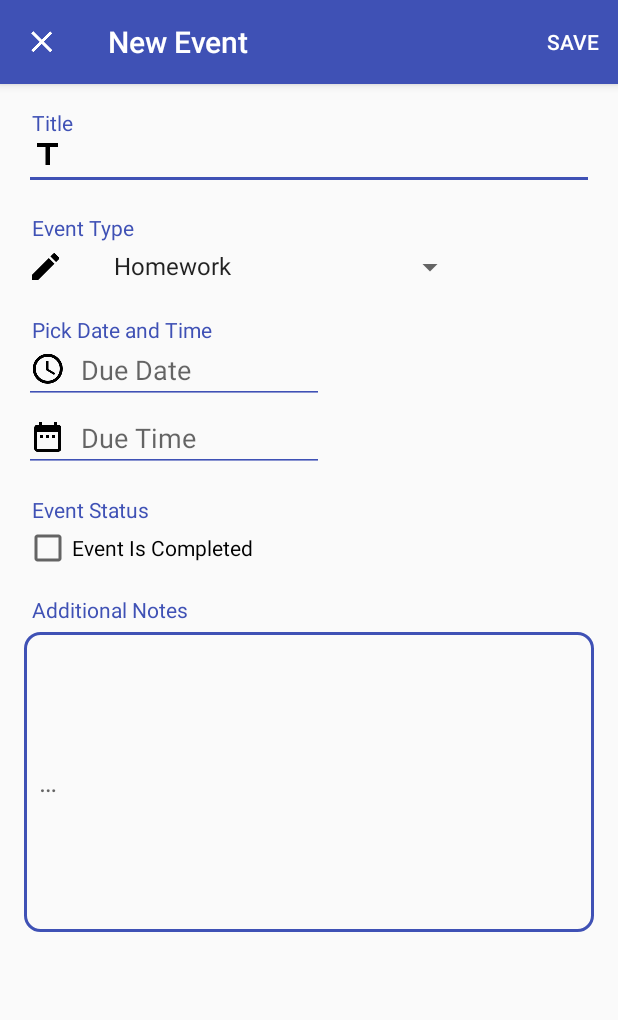
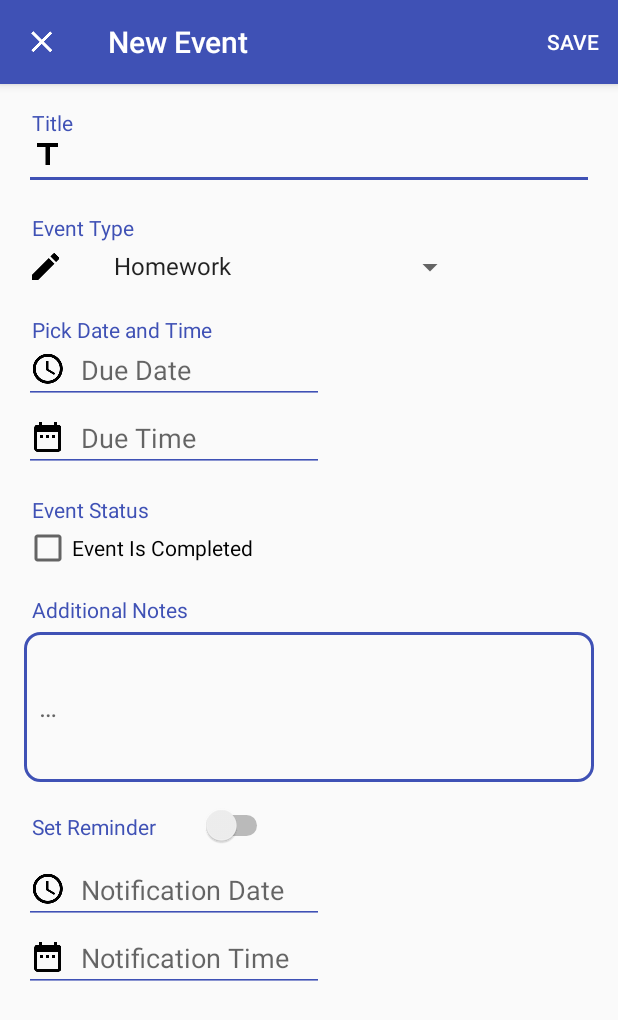
Before and after one commit to RafhaanShah/Study-Assistant, an Android app: the ScheduleItemActivity screen opened directly, with no data from a screen before it, on a phone screen of 412 x 824 dp. Shown: the top 1020 px of the screen. Run offline under Robolectric (Android 15) with nearby library versions, the phone set to English and light mode, and no system bars; libraries missing offline, so code that uses them is left out: io.realm; 1 statement that could not run was skipped.

Commit message:
Add notification views, separate Notifier methods. Edit Flash Card list view.

```diff
--- a/app/src/main/java/com/rafhaanshah/studyassistant/MainActivity.java
+++ b/app/src/main/java/com/rafhaanshah/studyassistant/MainActivity.java
@@ -336,7 +336,6 @@ public class MainActivity extends AppCompatActivity {
             startActivityForResult(Intent.createChooser(intent, getString(R.string.pdf_select)), REQUEST_LECTURE);
         } catch (ActivityNotFoundException e) {
             Toast.makeText(getApplicationContext(), getString(R.string.error_file_picker), Toast.LENGTH_SHORT).show();
-            e.printStackTrace();
         }
     }
 
--- a/app/src/main/java/com/rafhaanshah/studyassistant/notifications/NotificationReceiver.java
+++ b/app/src/main/java/com/rafhaanshah/studyassistant/notifications/NotificationReceiver.java
@@ -19,6 +19,7 @@ public class NotificationReceiver extends BroadcastReceiver {
             //TODO: Boot completed, set notifications again
 
         } else if (intent.getAction().equals(ACTION_NOTIFICATION)) {
+            // Show the notification for the event
             Notifier.showNotification(context, intent);
         }
     }
--- a/app/src/main/java/com/rafhaanshah/studyassistant/schedule/ScheduleItemActivity.java
+++ b/app/src/main/java/com/rafhaanshah/studyassistant/schedule/ScheduleItemActivity.java
@@ -19,12 +19,12 @@ import android.widget.CheckBox;
 import android.widget.DatePicker;
 import android.widget.EditText;
 import android.widget.Spinner;
+import android.widget.Switch;
 import android.widget.TextView;
 import android.widget.TimePicker;
 import android.widget.Toast;
 
 import com.rafhaanshah.studyassistant.R;
-import com.rafhaanshah.studyassistant.notifications.Notifier;
 import com.rafhaanshah.studyassistant.utils.HelperUtils;
 
 import java.text.DateFormat;
@@ -52,8 +52,9 @@ public class ScheduleItemActivity extends AppCompatActivity {
     private Realm realm;
     private ScheduleItem item;
     private SimpleDateFormat timeFormat, dateFormat, dateTimeFormat;
-    private TextView timeText, dateText;
+    private TextView timeText, dateText, notificationTimeText, notificationDateText;
     private CheckBox checkBox;
+    private Switch notificationSwitch;
 
     public static Intent getStartIntent(Context context, int ID) {
         Intent intent = new Intent(context, ScheduleItemActivity.class);
@@ -83,6 +84,9 @@ public class ScheduleItemActivity extends AppCompatActivity {
         timeText = findViewById(R.id.tv_time);
         dateText = findViewById(R.id.tv_date);
         checkBox = findViewById(R.id.checkBox);
+        notificationTimeText = findViewById(R.id.tv_notification_time);
+        notificationDateText = findViewById(R.id.tv_notification_date);
+        notificationSwitch = findViewById(R.id.switch_notification);
 
         itemID = getIntent().getIntExtra(EXTRA_ITEM_ID, 0);
         if (itemID == 0) {
@@ -115,6 +119,7 @@ public class ScheduleItemActivity extends AppCompatActivity {
     @Override
     public boolean onSupportNavigateUp() {
         finish();
+        super.onSupportNavigateUp();
         overridePendingTransition(R.anim.slide_to_bottom, R.anim.slide_from_top);
         return true;
     }
@@ -291,11 +296,7 @@ public class ScheduleItemActivity extends AppCompatActivity {
                 .show();
     }
 
-    public void setNotification(View view) {
-        Notifier.setNotification(ScheduleItemActivity.this, itemID, "Testing Title", "Event is in XXX hours", 1);
-        finish();
-    }
-
+    //TODO: Cleaner date time parsing, set notification views and alarm
     public void pickDate(View view) {
         HelperUtils.hideSoftKeyboard(ScheduleItemActivity.this, view);
 
--- a/app/src/main/res/layout/activity_schedule_item.xml
+++ b/app/src/main/res/layout/activity_schedule_item.xml
@@ -138,15 +138,71 @@
 
             <EditText
                 android:id="@+id/et_notes"
-                style="@style/Widget.AppCompat.EditText"
                 android:layout_width="match_parent"
-                android:layout_height="200dp"
+                android:layout_height="100dp"
                 android:background="@drawable/rounded_border"
                 android:hint="@string/blank_text"
                 android:inputType="textCapSentences|textMultiLine"
                 android:maxLength="250"
                 android:paddingEnd="10dp"
                 android:paddingStart="10dp" />
+
+            <RelativeLayout
+                android:layout_width="match_parent"
+                android:layout_height="wrap_content">
+
+                <TextView
+                    android:id="@+id/tv_notification_date_time_hint"
+                    android:layout_width="wrap_content"
+                    android:layout_height="wrap_content"
+                    android:layout_marginBottom="10dp"
+                    android:layout_marginStart="5dp"
+                    android:layout_marginTop="20dp"
+                    android:text="@string/notification_switch"
+                    android:textColor="@color/colorPrimary" />
+
+                <EditText
+                    android:id="@+id/tv_notification_date"
+                    android:layout_width="wrap_content"
+                    android:layout_height="wrap_content"
+                    android:layout_below="@id/tv_notification_date_time_hint"
+                    android:backgroundTint="@color/colorPrimary"
+                    android:cursorVisible="false"
+                    android:drawablePadding="10dp"
+                    android:drawableStart="@drawable/ic_access_time_black_24dp"
+                    android:focusable="false"
+                    android:focusableInTouchMode="false"
+                    android:hint="@string/notification_date"
+                    android:inputType="datetime"
+                    android:minWidth="200dp"
+                    android:onClick="pickDate" />
+
+
+                <EditText
+                    android:id="@+id/tv_notification_time"
+                    android:layout_width="wrap_content"
+                    android:layout_height="wrap_content"
+                    android:layout_below="@id/tv_notification_date"
+                    android:backgroundTint="@color/colorPrimary"
+                    android:cursorVisible="false"
+                    android:drawablePadding="10dp"
+                    android:drawableStart="@drawable/ic_date_range_black_24dp"
+                    android:focusable="false"
+                    android:focusableInTouchMode="false"
+                    android:hint="@string/notification_time"
+                    android:inputType="datetime"
+                    android:minWidth="200dp"
+                    android:onClick="pickTime" />
+
+                <Switch
+                    android:id="@+id/switch_notification"
+                    android:layout_width="wrap_content"
+                    android:layout_height="wrap_content"
+                    android:layout_marginStart="30dp"
+                    android:layout_marginTop="15dp"
+                    android:layout_toEndOf="@id/tv_notification_date_time_hint" />
+
+            </RelativeLayout>
 
             <Button
                 android:id="@+id/btn_delete_event"
--- a/app/src/main/res/layout/fragment_flash_card_set_list.xml
+++ b/app/src/main/res/layout/fragment_flash_card_set_list.xml
@@ -9,6 +9,7 @@
         android:id="@+id/fragment_recycler_view"
         android:layout_width="match_parent"
         android:layout_height="match_parent"
+        android:layout_margin="2dp"
         android:layoutAnimation="@anim/layout_animation_from_bottom"
         android:scrollbars="vertical"
         app:layout_constraintBottom_toBottomOf="parent"
--- a/app/src/main/res/values/strings.xml
+++ b/app/src/main/res/values/strings.xml
@@ -23,9 +23,10 @@
     <string name="error_blank">Error: Enter some text</string>
     <string name="error_characters">Invalid characters entered</string>
     <string name="error_file_added">Error: File already added</string>
-    <string name="error_file_picker">Error: File picker app not installed</string>
+    <string name="error_file_picker">Error: No file browser app installed</string>
     <string name="error_inaccessible_file">"Error: File may not be accessible"</string>
     <string name="error_invalid_file">Error: Not a PDF</string>
+    <string name="error_notification_time">Reminder time cannot be in the past</string>
     <string name="error_out_of_bounds">Error: That card number does not exist</string>
     <string name="error_pdf">Error: No PDF reader app installed</string>
     <string name="error_rename">File with that name already exists</string>
@@ -58,7 +59,11 @@
     <string name="new_event">New Event</string>
     <string name="new_flash">New Flash Card Set</string>
     <string name="no">No</string>
+    <string name="notification_date">Notification Date</string>
+    <string name="notification_time">Notification Time</string>
+    <string name="notification_switch">Set Reminder</string>
     <string name="pdf_select">Select a PDF file</string>
+    <string name="pdf_reader_select">Select a PDF Reader App</string>
     <string name="pick_date_time">Pick Date and Time</string>
     <string name="rename_file">Rename File</string>
     <string name="rename_flash_card_set">Rename Flash Card Set</string>
```
Also changed, not shown: app/src/main/java/com/rafhaanshah/studyassistant/flashcards/FlashCardSetRecyclerAdapter.java (+5 -5 lines), app/src/main/java/com/rafhaanshah/studyassistant/lecture/LectureRecyclerAdapter.java (+8 -9 lines), app/src/main/java/com/rafhaanshah/studyassistant/notifications/Notifier.java (+45 -14 lines), app/src/main/java/com/rafhaanshah/studyassistant/schedule/ScheduleItem.java (+20 -3 lines), app/src/main/res/layout/item_flash_card_set.xml (+13 -13 lines).
